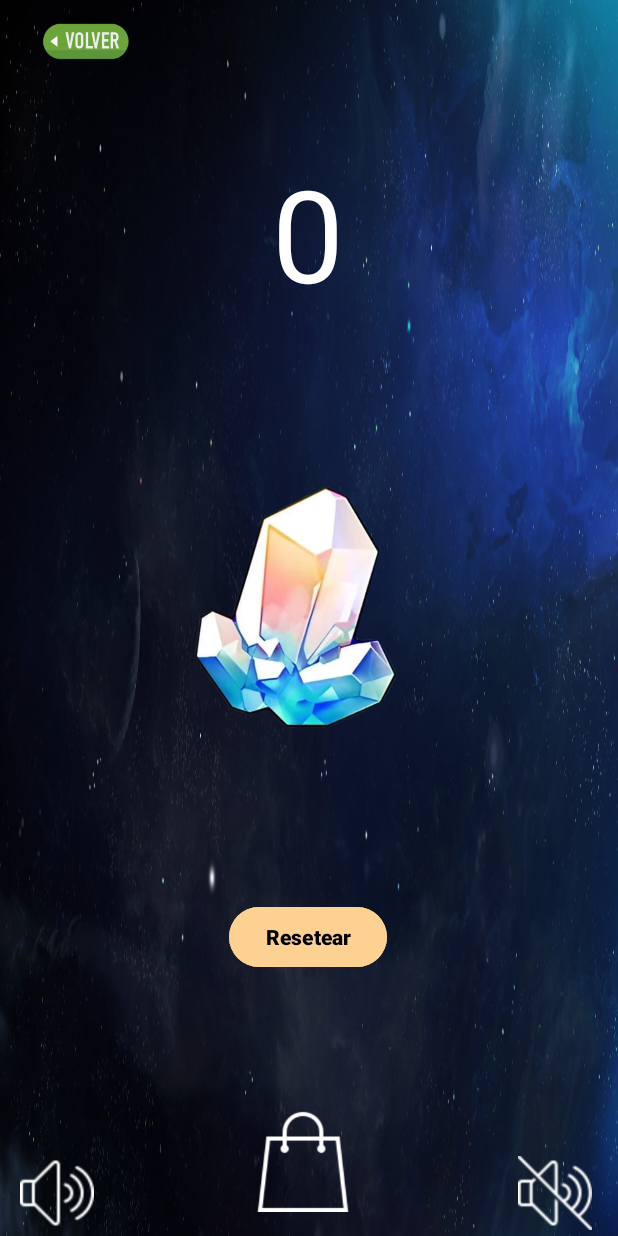
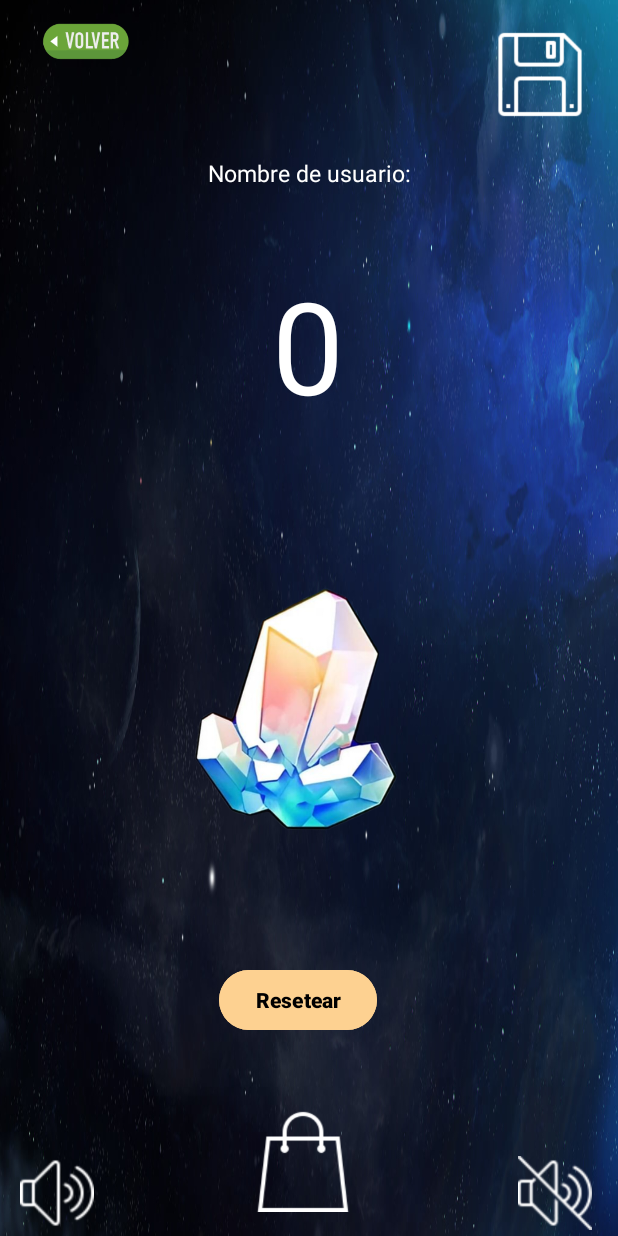
Before and after one commit to dms80558/Contador, an Android app: the Registro screen opened directly, with no data from a screen before it, after a tap on "Confirmar", on a phone screen of 412 x 824 dp. Run offline under Robolectric (Android 15) with nearby library versions, the phone set to English and light mode, and no system bars.

Commit message:
guardar los puntos funciona,lo que falta es q se impriman los datos guardados

```diff
--- a/app/src/main/java/com/example/contador/MainActivity.java
+++ b/app/src/main/java/com/example/contador/MainActivity.java
@@ -8,15 +8,20 @@ import androidx.activity.result.contract.ActivityResultContracts;
 import androidx.appcompat.app.AlertDialog;
 import androidx.appcompat.app.AppCompatActivity;
 
+import android.annotation.SuppressLint;
 import android.app.Activity;
+import android.content.ContentValues;
 import android.content.DialogInterface;
 import android.content.Intent;
+import android.database.Cursor;
+import android.database.sqlite.SQLiteDatabase;
 import android.graphics.Color;
 import android.media.MediaPlayer;
 import android.os.Bundle;
 
 import android.os.Handler;
 import android.os.Looper;
+import android.util.Log;
 import android.view.View;
 import android.view.animation.Animation;
 import android.view.animation.ScaleAnimation;
@@ -37,6 +42,7 @@ public class MainActivity extends AppCompatActivity {
         @Override
         public void onActivityResult(ActivityResult result) {
             if (result != null && result.getResultCode() == RESULT_OK) {
+                userText = result.getData().getStringExtra("nombre_usuario");
                 if (result.getData() != null && result.getData().getIntExtra(Tienda.KEY_NAME, R.drawable.jade) != 0) {
                     jadeic.setImageResource(result.getData().getIntExtra(Tienda.KEY_NAME, R.drawable.jade));
                     jades = new BigInteger(result.getData().getStringExtra(Tienda.KEY_JADES));
@@ -73,8 +79,11 @@ public class MainActivity extends AppCompatActivity {
     TextView contador;
     Button boton;
     Button reset;
+    ImageView save;
 
+    String userText;
 
+    TextView pruebauser;
 
     //variables a pasar
     BigInteger jades = new BigInteger("0");
@@ -96,11 +105,29 @@ public class MainActivity extends AppCompatActivity {
         contador = (TextView) findViewById(R.id.textocontador);
         //botonAutoClick = (Button) findViewById(R.id.button3);
         reset = (Button) findViewById(R.id.reset);
-        //NO TE CARRULA LA IMAGEN
+        save = findViewById(R.id.save);
         jadeic = (ImageView) findViewById(R.id.jade);
+        pruebauser = findViewById(R.id.usuariopr);
 
+
+       // insertcontador(contador);
         contador.setText("" + jades);
-        contador.setText("" + jades);
+
+        //RECORGER NOMBRE USUARIO
+        Intent us = getIntent();
+        userText = us.getStringExtra("nombre_usuario");
+        pruebauser.setText("Nombre de usuario:"+userText);
+
+        //GUARDAR SCORE
+        save.setOnClickListener(new View.OnClickListener() {
+            @Override
+            public void onClick(View v) {
+                String[] split = pruebauser.getText().toString().split(":");
+                userText = split[1];
+                DBHelper db = new DBHelper(v.getContext());
+                db.saveDatos(userText,jades.toString());
+            }
+        });
 
 
         //MUSICA
@@ -274,4 +301,5 @@ public class MainActivity extends AppCompatActivity {
     }
 
 
+
 }
--- a/app/src/main/java/com/example/contador/Registro.java
+++ b/app/src/main/java/com/example/contador/Registro.java
@@ -2,6 +2,7 @@ package com.example.contador;
 
 import android.content.ContentValues;
 import android.content.Intent;
+import android.database.Cursor;
 import android.database.sqlite.SQLiteDatabase;
 import android.os.Bundle;
 import android.view.View;
@@ -42,7 +43,7 @@ public class Registro extends AppCompatActivity {
          * inicializamos el constructor
          * nombramos la base de datos
          * version de la base de datos*/
-        MyDatabaseHelper admin=new MyDatabaseHelper(this);
+        DBHelper admin=new DBHelper(this);
         /*Abrimos la base de datos para escritura*/
         SQLiteDatabase db = admin.getWritableDatabase();
         /*creamos dos variables string
@@ -51,7 +52,9 @@ public class Registro extends AppCompatActivity {
         String passText =password.getText().toString();
         String confipassText = conf_password.getText().toString();
 
-        if(passText.equals(confipassText)) {
+        Cursor cursor = db.rawQuery("select nombre_usuario from datos where nombre_usuario=?", new String[]{userText});
+
+        if(passText.equals(confipassText)&&cursor.getCount()>=0) {
             /*Creamos un objeto contentvalues y instanciamos*/
             ContentValues values = new ContentValues();
             /*capturamos valores*/
@@ -59,7 +62,7 @@ public class Registro extends AppCompatActivity {
             values.put("contraseña", passText);
             /*llamamos al insert damos el nombre de la base de datos
              * y los valores*/
-            db.insert("usuarios",null,values);
+            db.insert("datos",null,values);
             /*cerramos la base de datos*/
             db.close();
             /*Lanzamos una notificacion toast*/
@@ -68,11 +71,21 @@ public class Registro extends AppCompatActivity {
             ToastMens.show();
             /*lanzamos la actividad*/
             Intent intent=new Intent(this, MainActivity.class);
-            /*iniciamos la actividad*/
+            intent.putExtra("nombre_usuario",userText);
             startActivity(intent);
         } else{
-            Toast toast=Toast.makeText(this,"La contraseña no coincide",Toast.LENGTH_LONG);
-            toast.show();
+            if(cursor.getCount()>0){
+                Toast toast=Toast.makeText(this,"Es nombre de usuario ya existe",Toast.LENGTH_LONG);
+                toast.show();
+                user.setText("");
+                password.setText("");
+                conf_password.setText("");
+
+            }
+            else {
+                Toast toast = Toast.makeText(this, "La contraseña no coincide", Toast.LENGTH_LONG);
+                toast.show();
+            }
         }
 
 
--- a/app/src/main/java/com/example/contador/Tienda.java
+++ b/app/src/main/java/com/example/contador/Tienda.java
@@ -31,6 +31,7 @@ public class Tienda extends AppCompatActivity {
     TextView textvales;
     TextView jades;
     BigInteger num_jades = BigInteger.ZERO;
+    String userText;
     int[] iconos;
     int tickets = 0;
     int costo = 12;
@@ -58,6 +59,7 @@ public class Tienda extends AppCompatActivity {
         incrementar = intent.getExtras().getInt("incrementar");
         costo = intent.getIntExtra("costo", 12);
         iconInt = intent.getIntExtra("icono", iconInt);
+        userText = intent.getStringExtra("nombre_usuario");
 
         //INSERTAR DATOS
         jades.setText(FormatoNum(num_jades));
@@ -77,6 +79,7 @@ public class Tienda extends AppCompatActivity {
                 resultado.putExtra(KEY_NAME, iconInt);
                 resultado.putExtra(KEY_TICKETS, tickets);
                 resultado.putExtra(KEY_JADES, num_jades.toString());
+                resultado.putExtra("nombre_usuario",userText);
                 setResult(RESULT_OK, resultado);
                 finish();
             }
@@ -92,6 +95,7 @@ public class Tienda extends AppCompatActivity {
                 operacion.putExtra(KEY_INCREMENTAR, incrementar);
                 operacion.putExtra(KEY_TICKETS, tickets);
                 operacion.putExtra(KEY_COSTO, costo);
+                operacion.putExtra("nombre_usuario",userText);
                 operacion.putExtra(KEY_NAME, iconInt);
                 setResult(RESULT_OK, operacion);
                 finish();
@@ -149,6 +153,7 @@ public class Tienda extends AppCompatActivity {
 
     public void goBack(View v) {
         Intent i = new Intent(this, MainActivity.class);
+        i.putExtra("nombre_usuario",userText);
         i.putExtra("num", num_jades);
         i.putExtra("incrementar", incrementar);
         finish();
--- a/app/src/main/res/layout/activity_main.xml
+++ b/app/src/main/res/layout/activity_main.xml
@@ -20,13 +20,26 @@
         app:layout_constraintHorizontal_bias="0.498"
         app:layout_constraintStart_toStartOf="parent"
         app:layout_constraintTop_toTopOf="parent"
-        app:layout_constraintVertical_bias="0.138" />
+        app:layout_constraintVertical_bias="0.243" />
+
+    <TextView
+        android:id="@+id/usuariopr"
+        android:layout_width="wrap_content"
+        android:layout_height="wrap_content"
+        android:text="Nombre de usuario:"
+        android:textColor="@color/white"
+        android:textSize="15dp"
+        app:layout_constraintBottom_toBottomOf="parent"
+        app:layout_constraintEnd_toEndOf="parent"
+        app:layout_constraintStart_toStartOf="parent"
+        app:layout_constraintTop_toTopOf="parent"
+        app:layout_constraintVertical_bias="0.13" />
 
     <ImageView
         android:id="@+id/jade"
         android:layout_width="298dp"
         android:layout_height="266dp"
-        android:layout_marginBottom="284dp"
+        android:layout_marginBottom="216dp"
         android:contentDescription="jade"
         android:onClick="sumar"
         android:src="@drawable/jade"
@@ -34,6 +47,18 @@
         app:layout_constraintEnd_toEndOf="parent"
         app:layout_constraintHorizontal_bias="0.494"
         app:layout_constraintStart_toStartOf="parent" />
+
+    <ImageView
+        android:id="@+id/save"
+        android:layout_width="104dp"
+        android:layout_height="66dp"
+        android:src="@drawable/save"
+        app:layout_constraintBottom_toBottomOf="parent"
+        app:layout_constraintEnd_toEndOf="parent"
+        app:layout_constraintHorizontal_bias="1.0"
+        app:layout_constraintStart_toStartOf="parent"
+        app:layout_constraintTop_toTopOf="parent"
+        app:layout_constraintVertical_bias="0.022" />
 
     <Button
         android:id="@+id/reset"
@@ -46,10 +71,10 @@
         android:textStyle="bold"
         app:layout_constraintBottom_toBottomOf="parent"
         app:layout_constraintEnd_toEndOf="parent"
-        app:layout_constraintHorizontal_bias="0.498"
+        app:layout_constraintHorizontal_bias="0.477"
         app:layout_constraintStart_toStartOf="parent"
         app:layout_constraintTop_toTopOf="parent"
-        app:layout_constraintVertical_bias="0.774" />
+        app:layout_constraintVertical_bias="0.828" />
 
     <ImageView
         android:layout_width="101dp"
```
Also changed, not shown: app/src/main/java/com/example/contador/DBHelper.java (+43 -14 lines), app/src/main/java/com/example/contador/IniciarSesion.java (+12 -46 lines), app/src/main/res/drawable/save.png (added).
